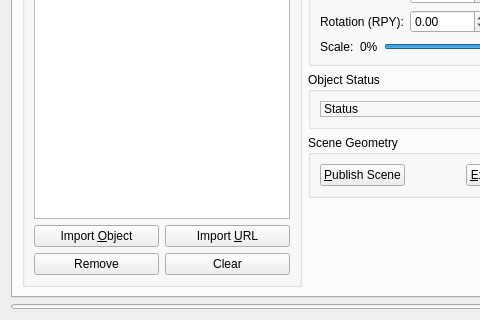
Before: the Qt Designer form moveit_ros/visualization/motion_planning_rviz_plugin/src/ui/motion_planning_rviz_plugin_frame.ui in moveit/moveit, drawn with Qt 5; both pictures show x 0 to 480 and y 94 to 414 of the 692 by 414 pixel window.
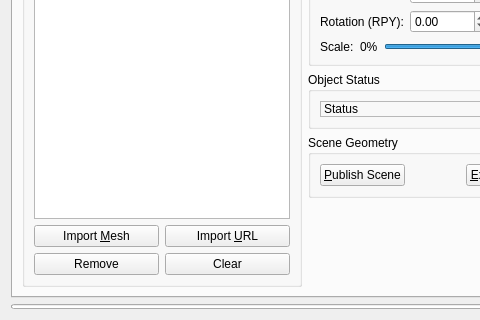
After: the same form once the commit is applied. The open tabs and pages were chosen to show the change. Custom widgets are drawn as their Qt base class.

```diff
--- a/moveit_ros/visualization/motion_planning_rviz_plugin/src/ui/motion_planning_rviz_plugin_frame.ui
+++ b/moveit_ros/visualization/motion_planning_rviz_plugin/src/ui/motion_planning_rviz_plugin_frame.ui
@@ -1218,7 +1218,7 @@
           <item row="1" column="0">
            <widget class="QPushButton" name="import_3d_obj_file_button">
             <property name="text">
-             <string>Import &amp;Object</string>
+             <string>Import &amp;Mesh</string>
             </property>
            </widget>
           </item>
```
Left out of the diff: 8 changed lines with no effect on the pictures.
